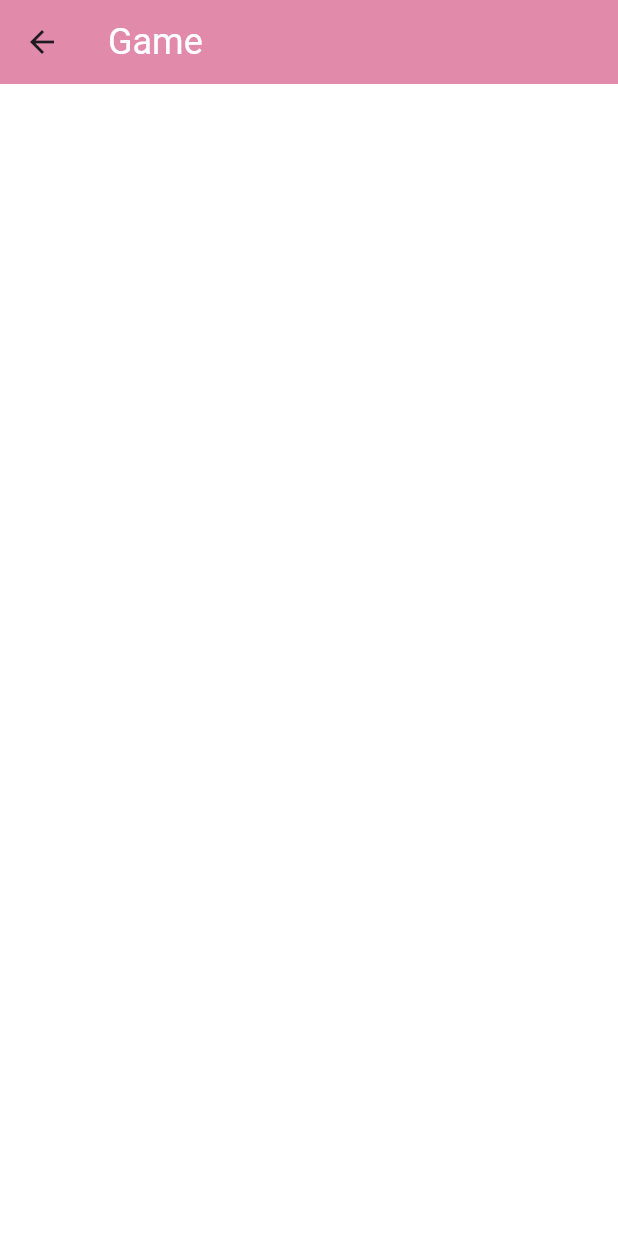
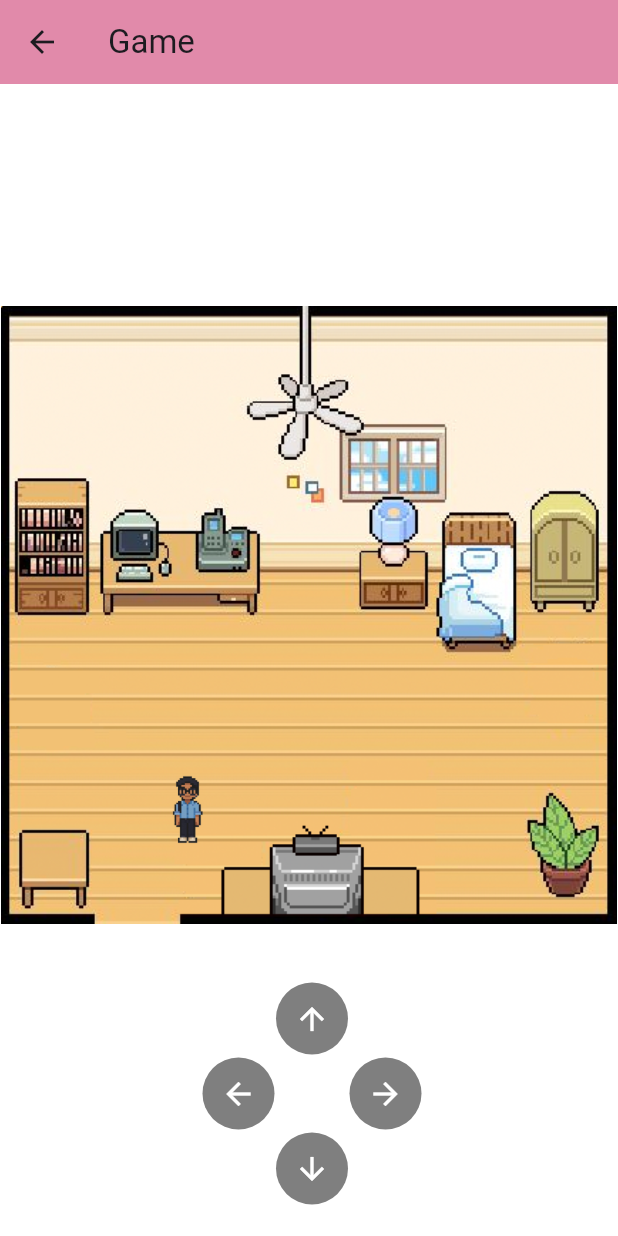
Before and after one commit to knken19/habibi, a Flutter app: the GameScreen screen opened directly, on a phone screen of 412 x 824 dp. Run offline on Flutter 3.47's test engine with Material 3 defaults, Android fonts, the light colour scheme and no system bars; our stand-ins replace shared_preferences, sqflite, table_calendar; accounts and stored records are empty.

Commit message:
Update Game Screen with 2D game(In Progress)

```diff
--- a/lib/screen_icons/game_screen.dart
+++ b/lib/screen_icons/game_screen.dart
@@ -1,23 +1,134 @@
 import 'package:flutter/material.dart';
+import 'dart:math';
 
-class GameScreen extends StatelessWidget {
+class GameScreen extends StatefulWidget {
   const GameScreen({super.key});
+
+  @override
+  State<GameScreen> createState() => _GameScreenState();
+}
+
+class _GameScreenState extends State<GameScreen> {
+  double characterX = 100;
+  double characterY = 300;
+  double moveSpeed = 5.0;
+  double roomSize = 0;
+
+  static const double characterWidth = 50;
+  static const double characterHeight = 70;
+
+  void moveCharacter(double dx, double dy) {
+    setState(() {
+      characterX = (characterX + dx).clamp(0, roomSize - characterWidth);
+      characterY = (characterY + dy).clamp(0, roomSize - characterHeight);
+    });
+  }
 
   @override
   Widget build(BuildContext context) {
     return Scaffold(
       backgroundColor: Colors.white,
       appBar: AppBar(
-        title: const Text(
-          'Game',
-          style: TextStyle(
-            color: Colors.white,
-            fontSize: 24,
-            fontFamily: 'Roboto',
-          ),
-        ),
-        backgroundColor: Color(0xFFE18AAA),
+        title: const Text('Game'),
+        backgroundColor: const Color(0xFFE18AAA),
+      ),
+      body: LayoutBuilder(
+        builder: (context, constraints) {
+          roomSize = min(constraints.maxWidth, constraints.maxHeight * 0.8);
+          final roomOffsetX = (constraints.maxWidth - roomSize) / 2;
+          final roomOffsetY =
+              (constraints.maxHeight - roomSize) / 2 - 30; // move upward
+
+          return Stack(
+            children: [
+              // Game Area
+              Positioned(
+                left: roomOffsetX,
+                top: roomOffsetY,
+                child: SizedBox(
+                  width: roomSize,
+                  height: roomSize,
+                  child: Image.asset(
+                    'images/bg.png',
+                    fit: BoxFit.contain,
+                  ),
+                ),
+              ),
+
+              // Character
+              Positioned(
+                left: roomOffsetX + characterX,
+                top: roomOffsetY + characterY,
+                child: Image.asset(
+                  'images/i_front.png',
+                  width: characterWidth,
+                  height: characterHeight,
+                ),
+              ),
+
+              // D-Pad Controller (now centered at bottom)
+              Positioned(
+                left: (constraints.maxWidth - 144) / 2, // center horizontally
+                bottom: 20,
+                child: Column(
+                  children: [
+                    DPadButton(
+                      icon: Icons.arrow_upward,
+                      onPressed: () => moveCharacter(0, -moveSpeed),
+                    ),
+                    Row(
+                      children: [
+                        DPadButton(
+                          icon: Icons.arrow_back,
+                          onPressed: () => moveCharacter(-moveSpeed, 0),
+                        ),
+                        const SizedBox(width: 48),
+                        DPadButton(
+                          icon: Icons.arrow_forward,
+                          onPressed: () => moveCharacter(moveSpeed, 0),
+                        ),
+                      ],
+                    ),
+                    DPadButton(
+                      icon: Icons.arrow_downward,
+                      onPressed: () => moveCharacter(0, moveSpeed),
+                    ),
+                  ],
+                ),
+              ),
+            ],
+          );
+        },
       ),
     );
   }
 }
+
+class DPadButton extends StatelessWidget {
+  final IconData icon;
+  final VoidCallback onPressed;
+
+  const DPadButton({
+    super.key,
+    required this.icon,
+    required this.onPressed,
+  });
+
+  @override
+  Widget build(BuildContext context) {
+    return GestureDetector(
+      onTapDown: (_) => onPressed(),
+      onTap: onPressed,
+      child: Container(
+        margin: const EdgeInsets.all(1),
+        width: 48,
+        height: 48,
+        decoration: BoxDecoration(
+          color: Colors.black.withOpacity(0.5),
+          borderRadius: BorderRadius.circular(24),
+        ),
+        child: Icon(icon, color: Colors.white, size: 24),
+      ),
+    );
+  }
+}
--- a/lib/screen_icons/heart_screen.dart
+++ b/lib/screen_icons/heart_screen.dart
@@ -41,9 +41,8 @@ class _HeartScreenState extends State<HeartScreen> {
       ),
       body: Stack(
         children: [
-          // This is our main content with the spacing
           Container(
-            margin: EdgeInsets.only(top: 20.0), // Space below app bar
+            margin: EdgeInsets.only(top: 20.0),
             child: Align(
               alignment: Alignment.topCenter,
               child: Container(
@@ -87,7 +86,6 @@ Happy Valentines Day!
               ),
             ),
           ),
-          // Hearts will be drawn on top of everything
           ..._hearts,
         ],
       ),
--- a/pubspec.yaml
+++ b/pubspec.yaml
@@ -95,6 +95,8 @@ flutter:
     - images/habibi.jpg
     - images/us1.jpg
     - images/us2.jpg
+    - images/bg.png
+    - images/i_front.png
   # The following line ensures that the Material Icons font is
   # included with your application, so that you can use the icons in
   # the material Icons class.
```
Also changed, not shown: images/bg.png (added), images/i_front.png (added), 8 other files.
